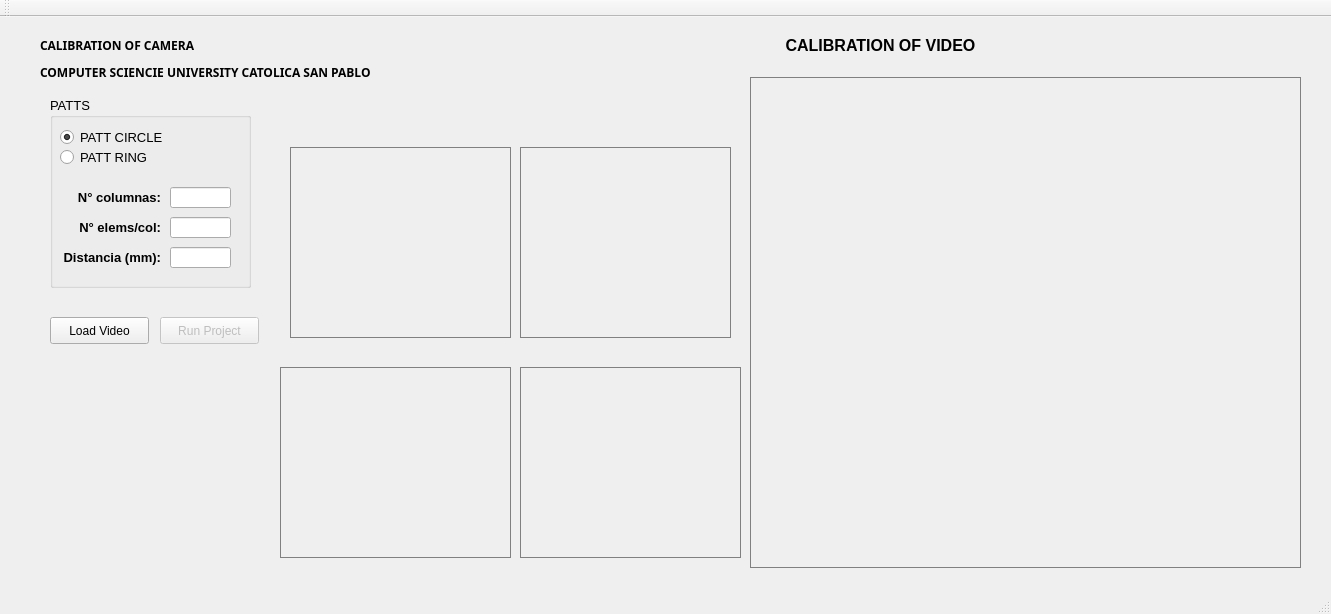
roxanasoto/P1_CalibracionCamara, file Calibracion_Code/RCirculos/mainwindow.ui: the form before one commit.
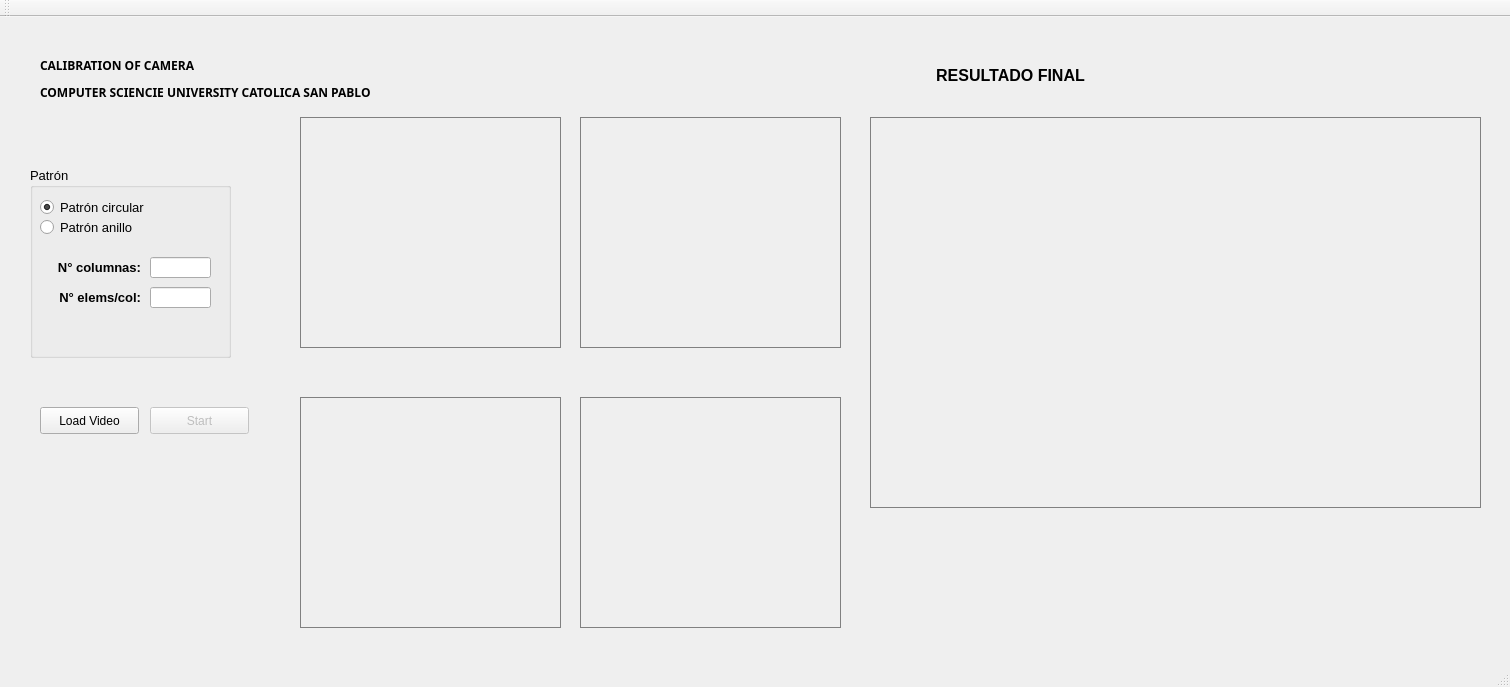
The form after the commit.

```diff
--- a/Calibracion_Code/RCirculos/mainwindow.ui
+++ b/Calibracion_Code/RCirculos/mainwindow.ui
@@ -6,8 +6,8 @@
    <rect>
     <x>0</x>
     <y>0</y>
-    <width>1331</width>
-    <height>614</height>
+    <width>1510</width>
+    <height>687</height>
    </rect>
   </property>
   <property name="windowTitle">
@@ -17,10 +17,10 @@
    <widget class="QLabel" name="winProc1">
     <property name="geometry">
      <rect>
-      <x>290</x>
-      <y>130</y>
-      <width>221</width>
-      <height>191</height>
+      <x>300</x>
+      <y>100</y>
+      <width>261</width>
+      <height>231</height>
      </rect>
     </property>
     <property name="styleSheet">
@@ -36,10 +36,10 @@
    <widget class="QLabel" name="winFinalRes">
     <property name="geometry">
      <rect>
-      <x>750</x>
-      <y>60</y>
-      <width>551</width>
-      <height>491</height>
+      <x>870</x>
+      <y>100</y>
+      <width>611</width>
+      <height>391</height>
      </rect>
     </property>
     <property name="styleSheet">
@@ -55,10 +55,10 @@
    <widget class="QLabel" name="winProc2">
     <property name="geometry">
      <rect>
-      <x>520</x>
-      <y>130</y>
-      <width>211</width>
-      <height>191</height>
+      <x>580</x>
+      <y>100</y>
+      <width>261</width>
+      <height>231</height>
      </rect>
     </property>
     <property name="styleSheet">
@@ -74,29 +74,10 @@
    <widget class="QLabel" name="winProc3">
     <property name="geometry">
      <rect>
-      <x>280</x>
-      <y>350</y>
-      <width>231</width>
-      <height>191</height>
-     </rect>
-    </property>
-    <property name="styleSheet">
-     <string notr="true">border: 1px solid gray;</string>
-    </property>
-    <property name="text">
-     <string/>
-    </property>
-    <property name="scaledContents">
-     <bool>true</bool>
-    </property>
-   </widget>
-   <widget class="QLabel" name="winProc4">
-    <property name="geometry">
-     <rect>
-      <x>520</x>
-      <y>350</y>
-      <width>221</width>
-      <height>191</height>
+      <x>300</x>
+      <y>380</y>
+      <width>261</width>
+      <height>231</height>
      </rect>
     </property>
     <property name="styleSheet">
@@ -112,8 +93,8 @@
    <widget class="QPushButton" name="btnLoadVideo">
     <property name="geometry">
      <rect>
-      <x>50</x>
-      <y>300</y>
+      <x>40</x>
+      <y>390</y>
       <width>99</width>
       <height>27</height>
      </rect>
@@ -128,14 +109,14 @@
     </property>
     <property name="geometry">
      <rect>
-      <x>160</x>
-      <y>300</y>
+      <x>150</x>
+      <y>390</y>
       <width>99</width>
       <height>27</height>
      </rect>
     </property>
     <property name="text">
-     <string>Run Project</string>
+     <string>Start</string>
     </property>
    </widget>
    <widget class="QLabel" name="lblMsg">
@@ -154,8 +135,8 @@
    <widget class="QGroupBox" name="groupBox">
     <property name="geometry">
      <rect>
-      <x>50</x>
-      <y>80</y>
+      <x>30</x>
+      <y>150</y>
       <width>201</width>
       <height>191</height>
      </rect>
@@ -166,7 +147,7 @@
      </font>
     </property>
     <property name="title">
-     <string>PATTS</string>
+     <string>Patrón</string>
     </property>
     <property name="alignment">
      <set>Qt::AlignLeading|Qt::AlignLeft|Qt::AlignTop</set>
@@ -186,7 +167,7 @@
       </font>
      </property>
      <property name="text">
-      <string>PATT CIRCLE</string>
+      <string>Patrón circular</string>
      </property>
      <property name="checked">
       <bool>true</bool>
@@ -207,7 +188,7 @@
       </font>
      </property>
      <property name="text">
-      <string>PATT RING</string>
+      <string>Patrón anillo</string>
      </property>
     </widget>
     <widget class="QLineEdit" name="numRows">
@@ -298,58 +279,33 @@
       <bool>true</bool>
      </property>
     </widget>
-    <widget class="QLabel" name="label_5">
-     <property name="geometry">
-      <rect>
-       <x>10</x>
-       <y>150</y>
-       <width>101</width>
-       <height>21</height>
-      </rect>
-     </property>
-     <property name="font">
-      <font>
-       <pointsize>10</pointsize>
-       <weight>75</weight>
-       <bold>true</bold>
-      </font>
-     </property>
-     <property name="text">
-      <string>Distancia (mm):</string>
-     </property>
-     <property name="alignment">
-      <set>Qt::AlignRight|Qt::AlignTrailing|Qt::AlignVCenter</set>
-     </property>
-    </widget>
-    <widget class="QLineEdit" name="centersDistance">
-     <property name="geometry">
-      <rect>
-       <x>120</x>
-       <y>150</y>
-       <width>61</width>
-       <height>21</height>
-      </rect>
-     </property>
-     <property name="font">
-      <font>
-       <pointsize>10</pointsize>
-      </font>
-     </property>
-     <property name="alignment">
-      <set>Qt::AlignRight|Qt::AlignTrailing|Qt::AlignVCenter</set>
-     </property>
-     <property name="readOnly">
-      <bool>false</bool>
-     </property>
-    </widget>
+   </widget>
+   <widget class="QLabel" name="winProc5">
+    <property name="geometry">
+     <rect>
+      <x>580</x>
+      <y>380</y>
+      <width>261</width>
+      <height>231</height>
+     </rect>
+    </property>
+    <property name="styleSheet">
+     <string notr="true">border: 1px solid gray;</string>
+    </property>
+    <property name="text">
+     <string/>
+    </property>
+    <property name="scaledContents">
+     <bool>true</bool>
+    </property>
    </widget>
    <widget class="QLabel" name="subtitle3">
     <property name="geometry">
      <rect>
-      <x>290</x>
-      <y>330</y>
-      <width>231</width>
-      <height>16</height>
+      <x>300</x>
+      <y>360</y>
+      <width>261</width>
+      <height>17</height>
      </rect>
     </property>
     <property name="font">
@@ -369,10 +325,10 @@
    <widget class="QLabel" name="subtitle2">
     <property name="geometry">
      <rect>
-      <x>520</x>
-      <y>110</y>
-      <width>211</width>
-      <height>16</height>
+      <x>580</x>
+      <y>80</y>
+      <width>261</width>
+      <height>17</height>
      </rect>
     </property>
     <property name="font">
@@ -392,10 +348,10 @@
    <widget class="QLabel" name="subtitle1">
     <property name="geometry">
      <rect>
-      <x>290</x>
-      <y>100</y>
-      <width>221</width>
-      <height>16</height>
+      <x>300</x>
+      <y>80</y>
+      <width>261</width>
+      <height>17</height>
      </rect>
     </property>
     <property name="font">
@@ -415,10 +371,10 @@
    <widget class="QLabel" name="subtitle4">
     <property name="geometry">
      <rect>
-      <x>530</x>
-      <y>330</y>
-      <width>201</width>
-      <height>16</height>
+      <x>580</x>
+      <y>360</y>
+      <width>261</width>
+      <height>17</height>
      </rect>
     </property>
     <property name="font">
@@ -438,8 +394,8 @@
    <widget class="QLabel" name="mainTitle">
     <property name="geometry">
      <rect>
-      <x>750</x>
-      <y>20</y>
+      <x>880</x>
+      <y>50</y>
       <width>261</width>
       <height>17</height>
      </rect>
@@ -452,43 +408,43 @@
      </font>
     </property>
     <property name="text">
-     <string>CALIBRATION OF VIDEO</string>
+     <string>RESULTADO FINAL</string>
     </property>
     <property name="alignment">
      <set>Qt::AlignCenter</set>
     </property>
    </widget>
-   <widget class="QLabel" name="label_3">
-    <property name="geometry">
-     <rect>
-      <x>40</x>
-      <y>20</y>
-      <width>231</width>
-      <height>16</height>
-     </rect>
-    </property>
-    <property name="baseSize">
-     <size>
-      <width>5</width>
-      <height>0</height>
-     </size>
-    </property>
-    <property name="font">
-     <font>
-      <family>Loma</family>
-      <weight>75</weight>
-      <bold>true</bold>
-     </font>
-    </property>
-    <property name="text">
-     <string>CALIBRATION OF CAMERA</string>
-    </property>
-   </widget>
-   <widget class="QLabel" name="label_4">
+   <widget class="QLabel" name="label_5">
     <property name="geometry">
      <rect>
       <x>40</x>
       <y>40</y>
+      <width>231</width>
+      <height>16</height>
+     </rect>
+    </property>
+    <property name="baseSize">
+     <size>
+      <width>5</width>
+      <height>0</height>
+     </size>
+    </property>
+    <property name="font">
+     <font>
+      <family>Loma</family>
+      <weight>75</weight>
+      <bold>true</bold>
+     </font>
+    </property>
+    <property name="text">
+     <string>CALIBRATION OF CAMERA</string>
+    </property>
+   </widget>
+   <widget class="QLabel" name="label_6">
+    <property name="geometry">
+     <rect>
+      <x>40</x>
+      <y>60</y>
       <width>491</width>
       <height>31</height>
      </rect>
```
Left out of the diff: 4 changed lines with no effect on the pictures.
